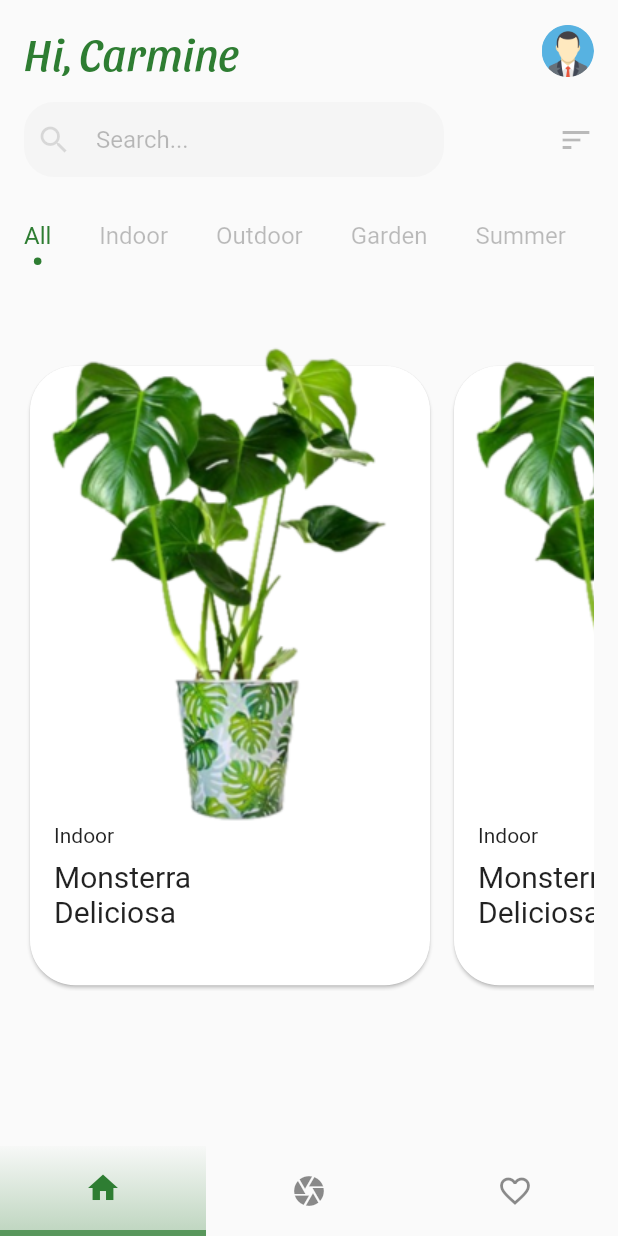
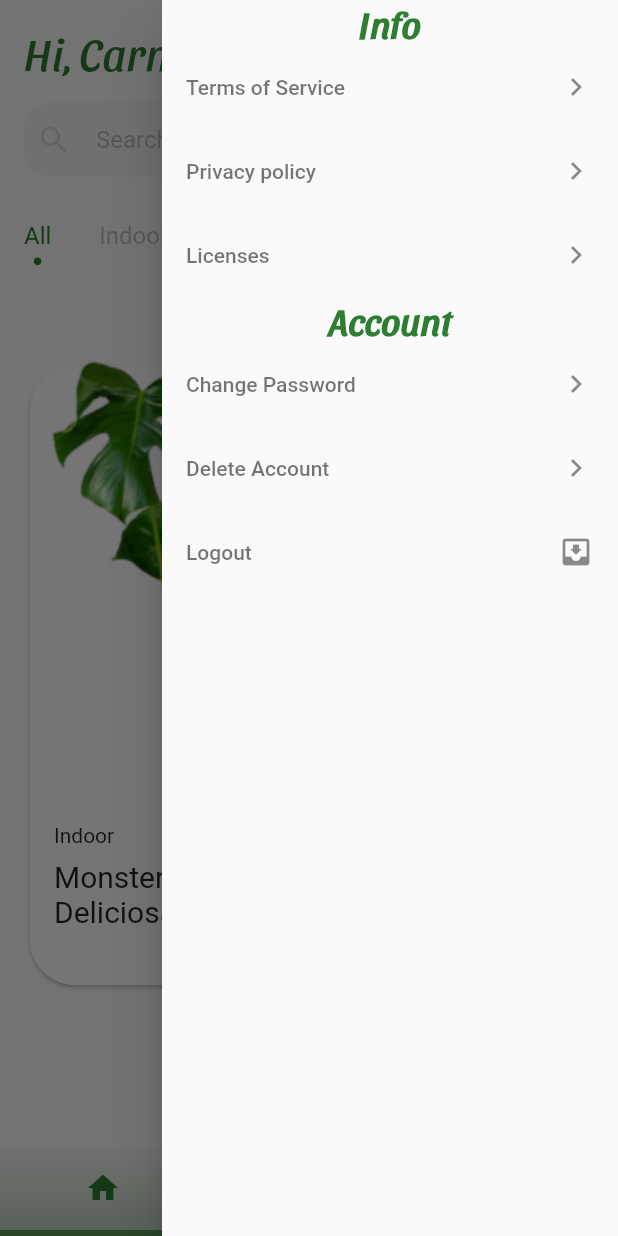
Before and after one commit to CarmineToriello95/login_tridimensional_animation, a Flutter app: the Home screen opened directly with empty values, with the side drawer open (before the commit the screen has no drawer), on a phone screen of 412 x 824 dp. Run offline on Flutter 3.47's test engine with Material 2 defaults, Android fonts, the phone set to English and light mode, and no system bars.

```diff
--- a/lib/constants.dart
+++ b/lib/constants.dart
@@ -18,3 +18,7 @@ const BoxDecoration loginGradientBoxDecoration = BoxDecoration(
     end: Alignment.bottomCenter,
   ),
 );
+
+const TextStyle drawerFieldsStyle = TextStyle(
+  color: Colors.black54,
+);
--- a/lib/home/home.dart
+++ b/lib/home/home.dart
@@ -28,6 +28,64 @@ class _HomeState extends State<Home> {
           });
         },
       ),
+      endDrawer: Drawer(
+        child: ListView(
+          children: <Widget>[
+            Text(
+              'Info',
+              textAlign: TextAlign.center,
+              style: TextStyle(
+                color: firstColor,
+                fontFamily: 'Sansita',
+                fontSize: 25.0,
+                fontWeight: FontWeight.bold,
+              ),
+            ),
+            ListTile(
+                title: Text('Terms of Service', style: drawerFieldsStyle),
+                trailing: Icon(Icons.keyboard_arrow_right),
+                onTap: () {}),
+            ListTile(
+              title: Text('Privacy policy', style: drawerFieldsStyle),
+              trailing: Icon(Icons.keyboard_arrow_right),
+              onTap: () {},
+            ),
+            ListTile(
+              title: Text('Licenses', style: drawerFieldsStyle),
+              onTap: () {},
+              trailing: Icon(Icons.keyboard_arrow_right),
+            ),
+            Text(
+              'Account',
+              textAlign: TextAlign.center,
+              style: TextStyle(
+                color: firstColor,
+                fontFamily: 'Sansita',
+                fontSize: 25.0,
+                fontWeight: FontWeight.bold,
+              ),
+            ),
+            ListTile(
+              title: Text('Change Password', style: drawerFieldsStyle),
+              trailing: Icon(Icons.keyboard_arrow_right),
+              onTap: () {},
+            ),
+            ListTile(
+              title: Text('Delete Account', style: drawerFieldsStyle),
+              trailing: Icon(Icons.keyboard_arrow_right),
+              onTap: () {},
+            ),
+            ListTile(
+              title: Text('Logout', style: drawerFieldsStyle),
+              trailing: Icon(Icons.move_to_inbox),
+              onTap: () {
+                Navigator.pop(context, true);
+                widget.onLogoutPressed();
+              },
+            ),
+          ],
+        ),
+      ),
       body: SafeArea(
         child: SingleChildScrollView(
           child: Padding(
@@ -47,7 +105,9 @@ class _HomeState extends State<Home> {
                       ),
                     ),
                     GestureDetector(
-                      onTap: () => widget.onLogoutPressed(),
+                      onTap: () {
+                        Scaffold.of(context).openDrawer();
+                      },
                       child: ClipOval(
                         child: Image.asset(
                           'assets/images/avatar.png',
```
